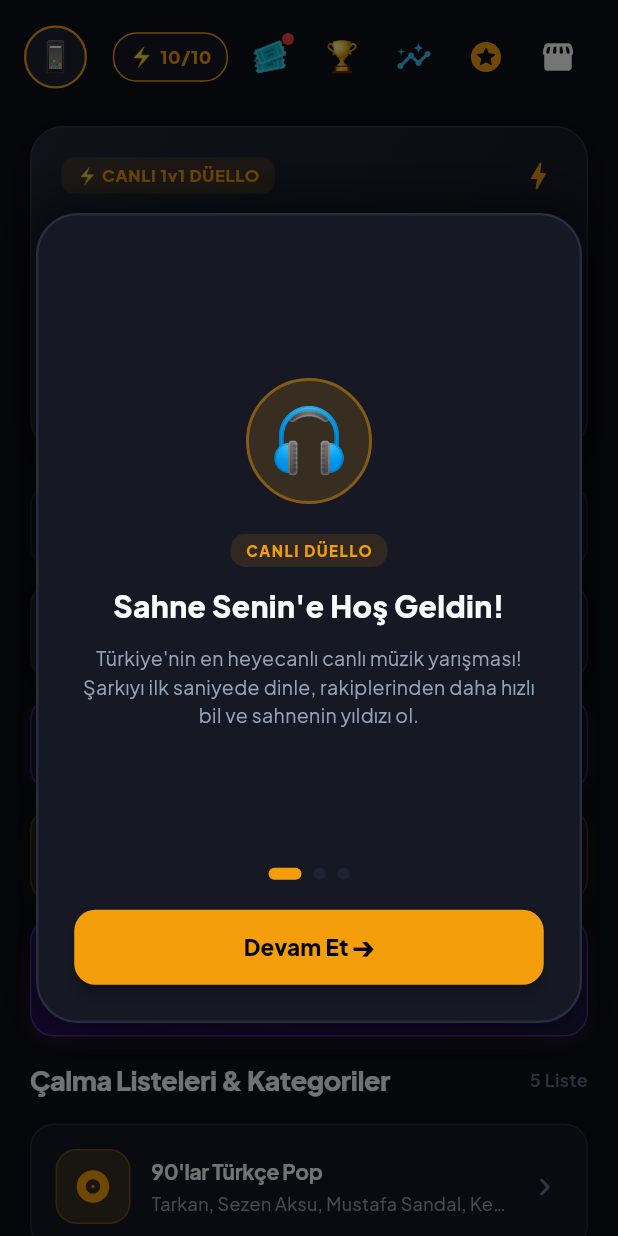
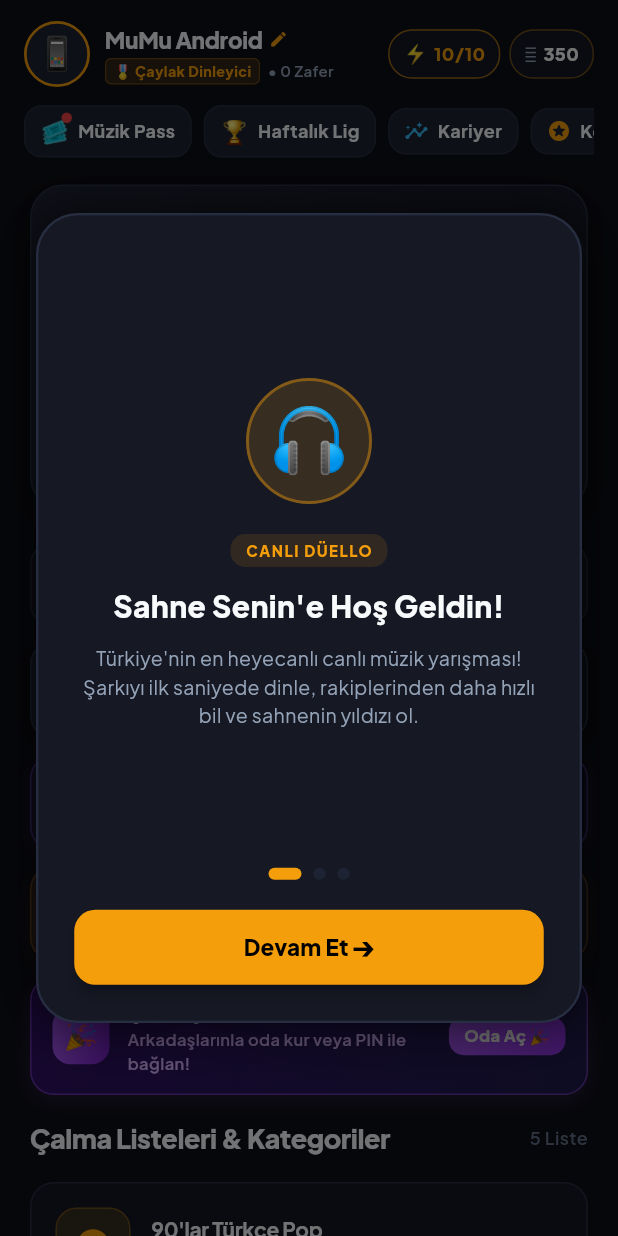
Before and after one commit to erd5334/muzik_duellosu, a Flutter app: the screen it shows after launch, on a phone screen of 412 x 824 dp. Run offline on Flutter 3.47's test engine with Material 3 defaults, Android fonts, the phone set to English and light mode, and no system bars; our stand-ins replace audioplayers, google_fonts, google_mobile_ads, google_sign_in, in_app_purchase, shared_preferences and 1 more; accounts and stored records are empty; network calls fail.

Commit message:
fix(ui): responsive 2-tier header for iPhone SE and small screens with coin display and action chips

```diff
--- a/lib/screens/home_screen.dart
+++ b/lib/screens/home_screen.dart
@@ -44,43 +44,48 @@
         child: CustomScrollView(
           physics: const BouncingScrollPhysics(),
           slivers: [
-            // 1. Üst Başlık: Profil & Enerji & Mağaza & Koleksiyon
+            // 1. Üst Başlık: Profil, Enerji, Altın & Hızlı Menü Çipleri
             SliverToBoxAdapter(
               child: Padding(
-                padding: const EdgeInsets.fromLTRB(16, 14, 16, 10),
-                child: Row(
+                padding: const EdgeInsets.fromLTRB(16, 12, 16, 6),
+                child: Column(
+                  children: [
+                    // 1. Satır: Profil (Sol) + Enerji & Altın / Mağaza (Sağ)
+                    Row(
                       children: [
                         // Profil ve Seviye
                         Expanded(
                           child: InkWell(
-                        borderRadius: BorderRadius.circular(12),
+                            borderRadius: BorderRadius.circular(14),
                             onTap: () => ProfileTitlesDialog.show(context),
+                            child: Padding(
+                              padding: const EdgeInsets.symmetric(vertical: 2),
                               child: Row(
                                 children: [
                                   Container(
-                              width: 42,
-                              height: 42,
+                                    width: 44,
+                                    height: 44,
                                     decoration: BoxDecoration(
                                       shape: BoxShape.circle,
                                       color: AppTheme.surfaceLight,
                                       border: Border.all(
                                         color: game.isVip ? Colors.amber : AppTheme.amber,
-                                  width: game.isVip ? 2.0 : 1.5,
+                                        width: game.isVip ? 2.2 : 1.8,
                                       ),
                                     ),
                                     child: ClipOval(
                                       child: game.playerAvatar.startsWith('http')
                                           ? Image.network(
                                               game.playerAvatar,
-                                        width: 42,
-                                        height: 42,
+                                              width: 44,
+                                              height: 44,
                                               fit: BoxFit.cover,
                                               errorBuilder: (context, error, stackTrace) => const Center(
-                                          child: Text('🎧', style: TextStyle(fontSize: 20)),
+                                                child: Text('🎧', style: TextStyle(fontSize: 22)),
                                               ),
                                             )
                                           : Center(
-                                        child: Text(game.playerAvatar, style: const TextStyle(fontSize: 20)),
+                                              child: Text(game.playerAvatar, style: const TextStyle(fontSize: 22)),
                                             ),
                                     ),
                                   ),
@@ -88,6 +93,7 @@
                                   Expanded(
                                     child: Column(
                                       crossAxisAlignment: CrossAxisAlignment.start,
+                                      mainAxisSize: MainAxisSize.min,
                                       children: [
                                         Row(
                                           children: [
@@ -109,7 +115,7 @@
                                               const Text('👑', style: TextStyle(fontSize: 12)),
                                             ],
                                             const SizedBox(width: 4),
-                                      const Icon(Icons.edit_rounded, size: 12, color: AppTheme.textMuted),
+                                            const Icon(Icons.edit_rounded, size: 13, color: AppTheme.amber),
                                           ],
                                         ),
                                         const SizedBox(height: 2),
@@ -132,12 +138,18 @@
                                                   fontWeight: FontWeight.w800,
                                                   color: AppTheme.amber,
                                                 ),
+                                                maxLines: 1,
+                                                overflow: TextOverflow.ellipsis,
                                               ),
                                             ),
                                             const SizedBox(width: 5),
-                                      Text(
+                                            Flexible(
+                                              child: Text(
                                                 '• ${game.playerStats.wins} Zafer',
                                                 style: const TextStyle(fontSize: 10, fontWeight: FontWeight.w600, color: AppTheme.textSecondary),
+                                                maxLines: 1,
+                                                overflow: TextOverflow.ellipsis,
+                                              ),
                                             ),
                                           ],
                                         ),
@@ -148,27 +160,27 @@
                               ),
                             ),
                           ),
+                        ),
                         const SizedBox(width: 8),
 
-                    // Enerji Göstergesi (Dokununca Mağaza / Reklam açılır)
+                        // Enerji Göstergesi
                         InkWell(
                           borderRadius: BorderRadius.circular(16),
                           onTap: () => showDialog(context: context, builder: (_) => const StoreDialog()),
                           child: Container(
-                        padding: const EdgeInsets.symmetric(horizontal: 10, vertical: 6),
+                            padding: const EdgeInsets.symmetric(horizontal: 9, vertical: 6),
                             decoration: BoxDecoration(
                               color: AppTheme.surface,
                               borderRadius: BorderRadius.circular(16),
-                          border: Border.all(color: game.energy > 0 ? AppTheme.amber : AppTheme.crimson),
+                              border: Border.all(color: game.energy > 0 ? AppTheme.amber.withValues(alpha: 0.6) : AppTheme.crimson),
                             ),
                             child: Row(
+                              mainAxisSize: MainAxisSize.min,
                               children: [
                                 Text(game.energy > 0 ? '⚡' : '🪫', style: const TextStyle(fontSize: 13)),
                                 const SizedBox(width: 4),
                                 Text(
-                              game.energy >= GameProvider.maxEnergy
-                                  ? '${game.energy}/${GameProvider.maxEnergy}'
-                                  : '${game.energy}/${GameProvider.maxEnergy} (${game.minutesUntilNextEnergy}d)',
+                                  '${game.energy}/${GameProvider.maxEnergy}',
                                   style: TextStyle(
                                     fontSize: 12,
                                     fontWeight: FontWeight.w800,
@@ -179,65 +191,85 @@
                             ),
                           ),
                         ),
+                        const SizedBox(width: 6),
+
+                        // Altın Göstergesi / Mağaza Kısayolu
+                        InkWell(
+                          borderRadius: BorderRadius.circular(16),
+                          onTap: () => showDialog(context: context, builder: (_) => const StoreDialog()),
+                          child: Container(
+                            padding: const EdgeInsets.symmetric(horizontal: 9, vertical: 6),
+                            decoration: BoxDecoration(
+                              color: AppTheme.surface,
+                              borderRadius: BorderRadius.circular(16),
+                              border: Border.all(color: AppTheme.amber.withValues(alpha: 0.4)),
+                            ),
+                            child: Row(
+                              mainAxisSize: MainAxisSize.min,
+                              children: [
+                                const Text('🪙', style: TextStyle(fontSize: 13)),
                                 const SizedBox(width: 4),
-
-                    // Müzik Pass Butonu
-                    Stack(
-                      clipBehavior: Clip.none,
-                      children: [
-                        IconButton(
-                          icon: const Text('🎟️', style: TextStyle(fontSize: 20)),
-                          tooltip: 'Müzik Pass & Görevler',
-                          onPressed: () => Navigator.push(
-                            context,
-                            MaterialPageRoute(builder: (_) => const SeasonPassScreen()),
+                                Text(
+                                  '${game.coins}',
+                                  style: const TextStyle(
+                                    fontSize: 12,
+                                    fontWeight: FontWeight.w800,
+                                    color: Colors.white,
                                   ),
                                 ),
-                        if (game.seasonPass.unclaimedRewardCount > 0 || game.seasonPass.claimableMissionCount > 0)
-                          Positioned(
-                            right: 8,
-                            top: 8,
-                            child: Container(
-                              width: 8,
-                              height: 8,
-                              decoration: const BoxDecoration(
-                                color: AppTheme.crimson,
-                                shape: BoxShape.circle,
+                              ],
                             ),
                           ),
                         ),
                       ],
                     ),
 
-                    // Haftalık Lig Butonu
-                    IconButton(
-                      icon: const Text('🏆', style: TextStyle(fontSize: 20)),
-                      tooltip: 'Haftalık Lig & Sıralama',
-                      onPressed: () => Navigator.push(
+                    const SizedBox(height: 10),
+
+                    // 2. Satır: Yatay Kaydırılabilir Hızlı Eylem Çipleri
+                    SingleChildScrollView(
+                      scrollDirection: Axis.horizontal,
+                      physics: const BouncingScrollPhysics(),
+                      child: Row(
+                        children: [
+                          _buildHeaderActionChip(
+                            iconText: '🎟️',
+                            label: 'Müzik Pass',
+                            hasBadge: game.seasonPass.unclaimedRewardCount > 0 || game.seasonPass.claimableMissionCount > 0,
+                            onTap: () => Navigator.push(
+                              context,
+                              MaterialPageRoute(builder: (_) => const SeasonPassScreen()),
+                            ),
+                          ),
+                          const SizedBox(width: 8),
+                          _buildHeaderActionChip(
+                            iconText: '🏆',
+                            label: 'Haftalık Lig',
+                            onTap: () => Navigator.push(
                               context,
                               MaterialPageRoute(builder: (_) => const LeagueScreen()),
                             ),
                           ),
-
-                    // Kariyer & İstatistik Butonu
-                    IconButton(
-                      icon: const Icon(Icons.insights_rounded, color: Color(0xFF38BDF8), size: 24),
-                      tooltip: 'Kariyer & İstatistikler',
-                      onPressed: () => showDialog(context: context, builder: (_) => const CareerStatsDialog()),
+                          const SizedBox(width: 8),
+                          _buildHeaderActionChip(
+                            icon: const Icon(Icons.insights_rounded, color: Color(0xFF38BDF8), size: 16),
+                            label: 'Kariyer',
+                            onTap: () => showDialog(context: context, builder: (_) => const CareerStatsDialog()),
                           ),
-
-                    // Koleksiyon Butonu
-                    IconButton(
-                      icon: const Icon(Icons.stars_rounded, color: AppTheme.amber, size: 24),
-                      tooltip: 'Plak Koleksiyonu',
-                      onPressed: () => showDialog(context: context, builder: (_) => const CollectionDialog()),
+                          const SizedBox(width: 8),
+                          _buildHeaderActionChip(
+                            icon: const Icon(Icons.stars_rounded, color: AppTheme.amber, size: 16),
+                            label: 'Koleksiyon',
+                            onTap: () => showDialog(context: context, builder: (_) => const CollectionDialog()),
                           ),
-
-                    // Mağaza Butonu
-                    IconButton(
-                      icon: const Icon(Icons.storefront_rounded, color: Colors.white, size: 24),
-                      tooltip: 'Müzik Mağazası',
-                      onPressed: () => showDialog(context: context, builder: (_) => const StoreDialog()),
+                          const SizedBox(width: 8),
+                          _buildHeaderActionChip(
+                            icon: const Icon(Icons.storefront_rounded, color: Colors.white, size: 16),
+                            label: 'Mağaza',
+                            onTap: () => showDialog(context: context, builder: (_) => const StoreDialog()),
+                          ),
+                        ],
+                      ),
                     ),
                   ],
                 ),
@@ -1188,4 +1220,61 @@
       ),
     );
   }
+
+  Widget _buildHeaderActionChip({
+    String? iconText,
+    Widget? icon,
+    required String label,
+    required VoidCallback onTap,
+    bool hasBadge = false,
+  }) {
+    return InkWell(
+      borderRadius: BorderRadius.circular(12),
+      onTap: onTap,
+      child: Container(
+        padding: const EdgeInsets.symmetric(horizontal: 10, vertical: 6),
+        decoration: BoxDecoration(
+          color: AppTheme.surfaceLight,
+          borderRadius: BorderRadius.circular(12),
+          border: Border.all(color: AppTheme.border),
+        ),
+        child: Row(
+          mainAxisSize: MainAxisSize.min,
+          children: [
+            Stack(
+              clipBehavior: Clip.none,
+              children: [
+                if (iconText != null)
+                  Text(iconText, style: const TextStyle(fontSize: 15))
+                else
+                  ?icon,
+                if (hasBadge)
+                  Positioned(
+                    right: -2,
+                    top: -2,
+                    child: Container(
+                      width: 7,
+                      height: 7,
+                      decoration: const BoxDecoration(
+                        color: AppTheme.crimson,
+                        shape: BoxShape.circle,
+                      ),
+                    ),
+                  ),
+              ],
+            ),
+            const SizedBox(width: 6),
+            Text(
+              label,
+              style: const TextStyle(
+                fontSize: 12,
+                fontWeight: FontWeight.w700,
+                color: AppTheme.textPrimary,
+              ),
+            ),
+          ],
+        ),
+      ),
+    );
   }
+}
```
Lines whose indentation alone changed are shown as unchanged.
